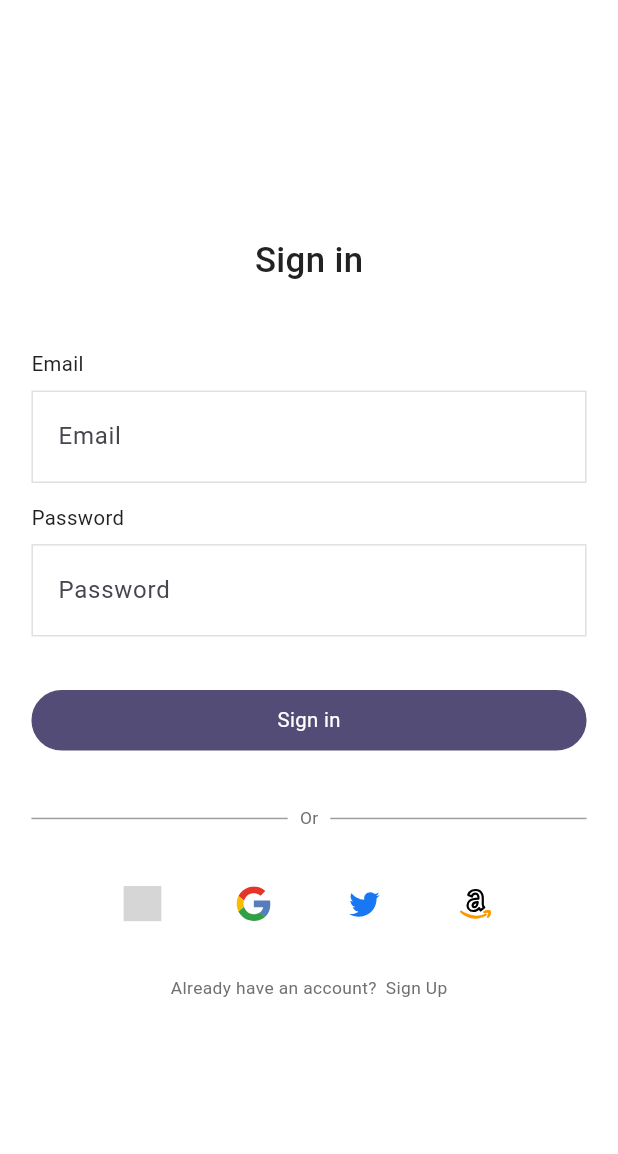
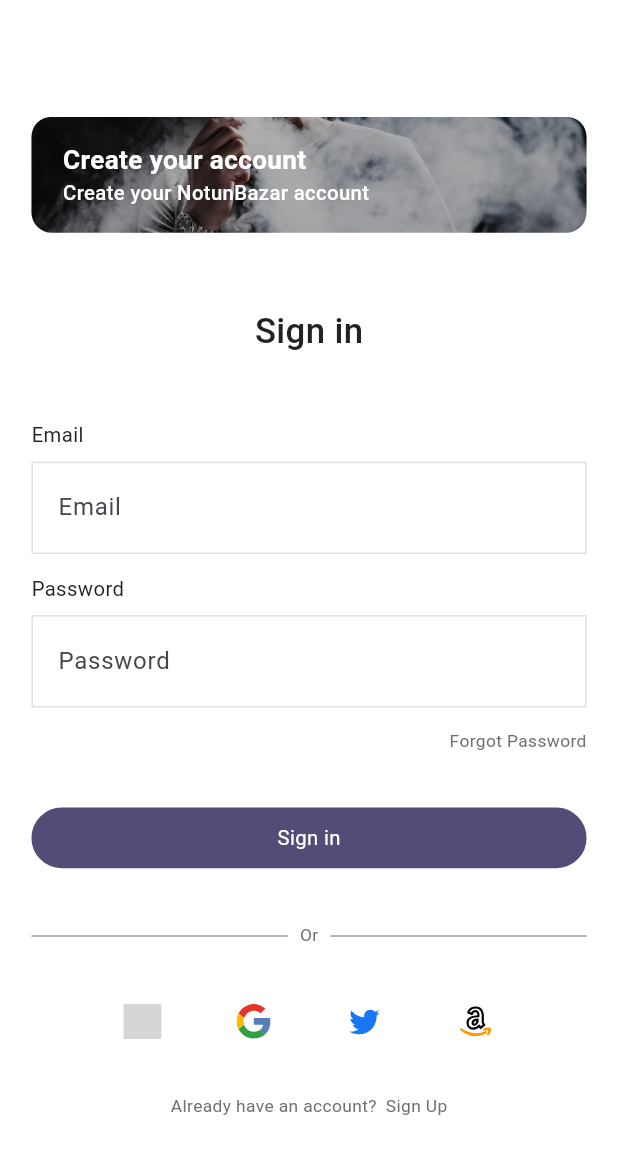
Before and after one commit to taskinnasif144/notun_bazar_ecommerce, a Flutter app: the screen it shows after launch, on a phone screen of 412 x 824 dp. Shown: the top 1154 px of the screen. Run offline on Flutter 3.47's test engine with Material 3 defaults, Android fonts, the phone set to English and light mode, and no system bars; our stand-ins replace flutter_screenutil, flutter_svg, get, get_storage, google_fonts, loading_animation_widget; generated files the repository leaves out were written again; grey boxes are pictures that could not be loaded.

Commit message:
feat: Add social media sign-in methods and enhance SignInScreen layout

```diff
--- a/lib/features/auth/controllers/auth_controller.dart
+++ b/lib/features/auth/controllers/auth_controller.dart
@@ -26,4 +26,17 @@ class AuthController extends GetxController {
 
     debugPrint("========>>>>>>>>>> body: $body");
   }
+
+  Future facebookSignInMethod() async {
+    debugPrint("============>>>>>>>>>>> Facebook Sign in");
+  }
+  Future googleSignInMethod() async {
+    debugPrint("============>>>>>>>>>>> Google Sign in");
+  }
+  Future twitterSignInMethod() async {
+    debugPrint("============>>>>>>>>>>> Twitter Sign in");
+  }
+  Future amazonSignInMethod() async {
+    debugPrint("============>>>>>>>>>>> Amazon Sign in");
+  }
 }
--- a/lib/features/auth/views/sign_in_screen.dart
+++ b/lib/features/auth/views/sign_in_screen.dart
@@ -2,6 +2,7 @@ import 'package:flutter/material.dart';
 import 'package:flutter_getx_template/Common/components/custom_button.dart';
 import 'package:flutter_getx_template/Common/components/custom_input_field.dart';
 import 'package:flutter_getx_template/core/constants/app_icons.dart';
+import 'package:flutter_getx_template/core/constants/image_const.dart';
 import 'package:flutter_getx_template/core/routes/app_pages.dart';
 import 'package:flutter_getx_template/core/utils/get_color.dart';
 import 'package:flutter_getx_template/core/utils/get_text_style.dart';
@@ -12,6 +13,7 @@ import 'package:flutter_getx_template/features/auth/component/divider.dart';
 import 'package:flutter_getx_template/features/auth/controllers/auth_controller.dart';
 import 'package:flutter_screenutil/flutter_screenutil.dart';
 import 'package:get/get.dart';
+import 'package:google_fonts/google_fonts.dart';
 
 class SignInScreen extends StatelessWidget {
   SignInScreen({super.key});
@@ -29,7 +31,34 @@ class SignInScreen extends StatelessWidget {
           child: Column(
             mainAxisAlignment: MainAxisAlignment.center,
             children: [
-
+              // Decoration Container
+              Container(
+                width: Get.width,
+                height: 80.h,
+                decoration: BoxDecoration(
+                  borderRadius: BorderRadius.circular(14.r),
+                  image: DecorationImage(
+                    image: AssetImage(ImageConst.vapingImage),
+                    fit: BoxFit.cover,
+                    colorFilter: ColorFilter.mode(
+                      Colors.black.withOpacity(0.3),
+                      BlendMode.darken,
+                    ),
+                  ),
+                ),
+                child: Padding(
+                  padding: EdgeInsets.symmetric(horizontal: 20.w),
+                  child: Column(
+                    mainAxisAlignment: MainAxisAlignment.center,
+                    crossAxisAlignment: CrossAxisAlignment.start,
+                    children: [
+                      Text("Create your account", style: GoogleFonts.roboto(color: Colors.white, fontWeight: FontWeight.w700, fontSize: 18.sp),),
+                      Text("Create your NotunBazar account", style: GoogleFonts.roboto(color: Colors.white, fontWeight: FontWeight.w500, fontSize: 14.sp),)
+                    ],
+                  ),
+                ),
+              ),
+              getVerticalSpace(50),
 
               // Sing in title
               SizedBox(width: Get.width),
@@ -54,6 +83,21 @@ class SignInScreen extends StatelessWidget {
                             controller: auth.passwordController,
                             title: "Password",
                           ),
+
+                          // Forget Password option
+                          Row(
+                            mainAxisAlignment: MainAxisAlignment.end,
+                            children: [
+                              GestureDetector(
+                                onTap:
+                                    () => Get.toNamed(Routes.verifyEmailScreen),
+                                child: Text(
+                                  "Forgot Password",
+                                  style: style.getBody3(),
+                                ),
+                              ),
+                            ],
+                          ),
                           getVerticalSpace(8),
                           // sign in button
                           CustomButton(
@@ -73,10 +117,22 @@ class SignInScreen extends StatelessWidget {
                       child: Row(
                         mainAxisAlignment: MainAxisAlignment.spaceBetween,
                         children: [
-                          iconRender(url: AppIcons.facebookIcon),
-                          iconRender(url: AppIcons.googleIcon),
-                          iconRender(url: AppIcons.twitterIcon),
-                          iconRender(url: AppIcons.amazonIcon),
+                          GestureDetector(
+                            onTap: auth.facebookSignInMethod,
+                            child: iconRender(url: AppIcons.facebookIcon),
+                          ),
+                          GestureDetector(
+                            onTap: auth.googleSignInMethod,
+                            child: iconRender(url: AppIcons.googleIcon),
+                          ),
+                          GestureDetector(
+                            onTap: auth.twitterSignInMethod,
+                            child: iconRender(url: AppIcons.twitterIcon),
+                          ),
+                          GestureDetector(
+                            onTap: auth.amazonSignInMethod,
+                            child: iconRender(url: AppIcons.amazonIcon),
+                          ),
                         ],
                       ),
                     ),
```
Also changed, not shown: 4 other files.
